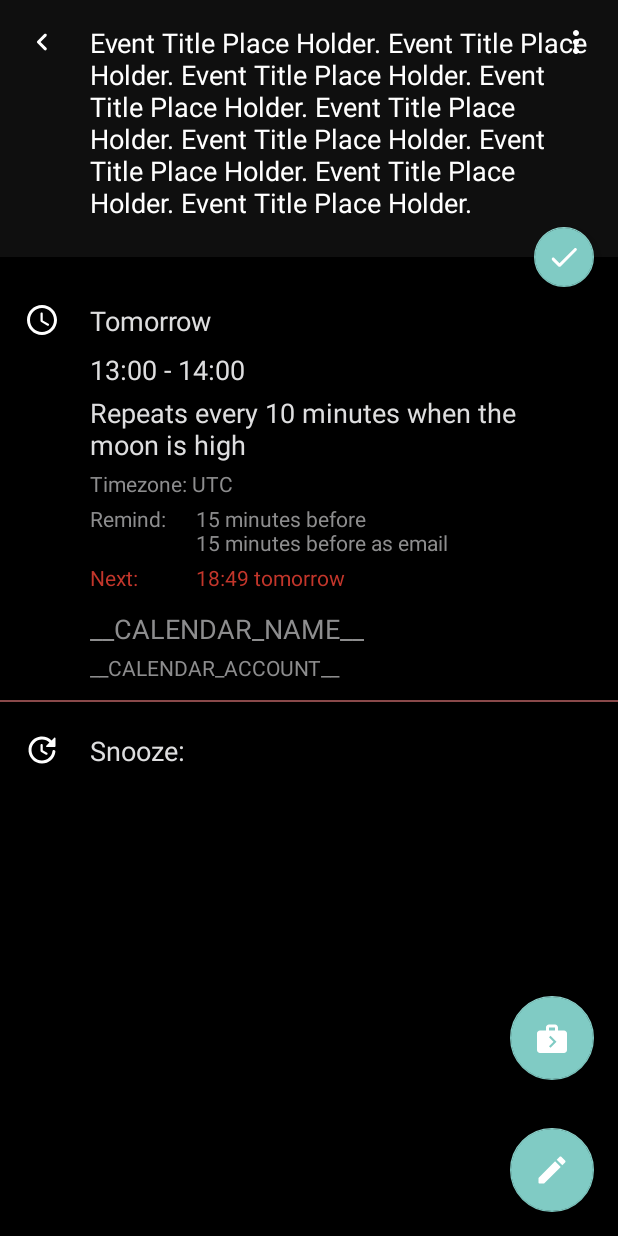
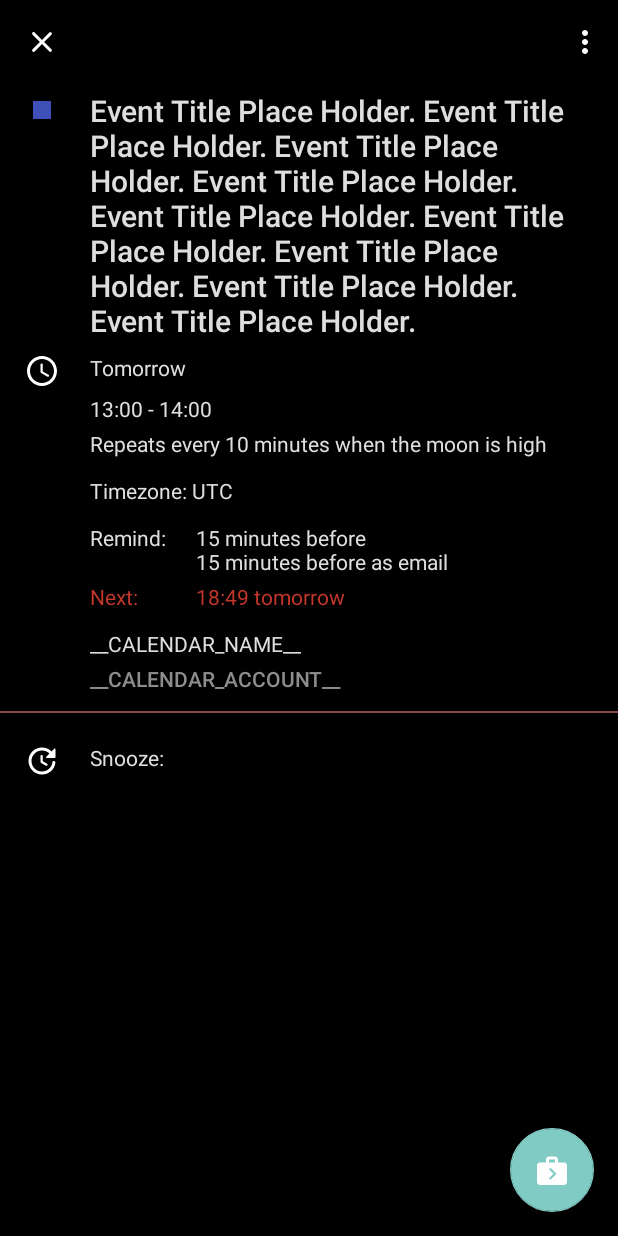
Before and after one commit to quarck/CNLight, an Android app: the ViewEventActivity screen opened directly, with no data from a screen before it, on a phone screen of 412 x 824 dp. Run offline under Robolectric (Android 15) with nearby library versions, the phone set to English and light mode, and no system bars; 3 statements that could not run were skipped.

Commit message:
Multiple UI updates

```diff
--- a/app/src/main/AndroidManifest.xml
+++ b/app/src/main/AndroidManifest.xml
@@ -34,7 +34,7 @@
         </activity>
         <activity
             android:name=".ui.ViewEventActivity"
-            android:label="@string/view_event"
+            android:label=""
             android:launchMode="singleTask"
             android:parentActivityName=".ui.MainActivityNG"
             android:screenOrientation="portrait"
--- a/app/src/main/res/layout/activity_view.xml
+++ b/app/src/main/res/layout/activity_view.xml
@@ -19,7 +19,7 @@
             android:id="@+id/toolbar"
             android:layout_width="match_parent"
             android:layout_height="?attr/actionBarSize"
-            android:background="@color/backgroundToolbar"
+            android:background="@color/background"
             app:popupTheme="@style/AppTheme.PopupOverlay"
             app:titleTextAppearance="@style/ToolbarTitle"
             android:elevation="@dimen/toolbar_elevation"
@@ -42,60 +42,40 @@
             <RelativeLayout
                 android:layout_width="match_parent"
                 android:layout_height="wrap_content"
-                android:background="@color/nearly_black"
+                android:background="@color/background"
                 android:id="@+id/event_view_event_details_layout"
                 android:visibility="visible"
                 android:elevation="@dimen/toolbar_elevation"
                 tools:targetApi="m">
 
                 <View
-                    android:layout_width="match_parent"
-                    android:layout_height="0dp" />
+                    android:id="@+id/event_view_event_color_view"
+                    android:layout_width="12dp"
+                    android:layout_height="12dp"
+                    android:layout_marginStart="22dp"
+                    android:layout_marginEnd="@dimen/event_view_img_padding_end"
+                    android:layout_marginTop="11dp"
+                    android:layout_marginBottom="12dp"
+                    android:background="@color/material_blue"
+                    />
 
                 <TextView
                     android:layout_width="match_parent"
                     android:layout_height="wrap_content"
-                    android:minLines="2"
                     android:id="@+id/event_view_title"
                     android:text="Event Title Place Holder. Event Title Place Holder. Event Title Place Holder. Event Title Place Holder. Event Title Place Holder. Event Title Place Holder. Event Title Place Holder. Event Title Place Holder. Event Title Place Holder. "
-                    android:textAppearance="@style/TextAppearance.AppCompat.Medium"
-                    android:textColor="@color/event_title_color"
-                    android:paddingBottom="@dimen/event_view_header_padding_bottom"
-                    android:paddingTop="@dimen/event_view_header_padding_top"
+                    android:textAppearance="@style/TextAppearance.AppCompat.Title"
+                    android:textColor="@color/primary_text"
                     android:paddingStart="@dimen/event_view_padding_start"
+                    android:paddingTop="@dimen/event_view_in_text_vert_padding"
                     android:paddingEnd="@dimen/event_view_padding_end"
+                    android:paddingBottom="@dimen/event_view_in_text_vert_padding"
                     android:gravity="start|bottom"
                     tools:ignore="HardcodedText"
                     android:ellipsize="end"
                     android:autoLink="web|email|map"
                     />
 
-                <ImageView
-                    android:layout_width="wrap_content"
-                    android:layout_height="wrap_content"
-                    android:longClickable="false"
-                    android:src="@drawable/ic_navigate_before_white_24dp"
-                    android:paddingTop="@dimen/event_view_img_padding_start"
-                    android:paddingBottom="@dimen/event_view_img_padding_start"
-                    android:paddingStart="@dimen/event_view_img_padding_start"
-                    android:paddingEnd="@dimen/event_view_img_padding_end"
-                    android:onClick="onButtonCancelClick"
-                    android:background="?android:attr/selectableItemBackground"
-                    android:contentDescription="@string/content_desc_navigate_back" />
-
-                <ImageView
-                    android:layout_width="wrap_content"
-                    android:layout_height="wrap_content"
-                    android:longClickable="false"
-                    android:id="@+id/event_view_menu"
-                    android:src="@drawable/ic_more_vert_white_24dp"
-                    android:layout_alignParentEnd="true"
-                    android:paddingTop="@dimen/event_view_img_padding_start"
-                    android:paddingBottom="@dimen/event_view_img_padding_start"
-                    android:paddingStart="@dimen/event_view_img_padding_start"
-                    android:paddingEnd="@dimen/event_view_img_padding_end"
-                    android:background="?android:attr/selectableItemBackground"
-                    android:contentDescription="@string/content_desc_menu" />
 
             </RelativeLayout>
 
@@ -104,10 +84,7 @@
                 android:layout_height="wrap_content"
                 android:orientation="vertical"
                 android:layout_below="@id/event_view_event_details_layout"
-                android:paddingTop="@dimen/event_view_details_initial_padding"
-                android:paddingBottom="0dp"
-                android:paddingStart="0dp"
-                android:paddingEnd="0dp"
+                android:padding="0dp"
                 >
 
 
@@ -115,9 +92,7 @@
                 <RelativeLayout
                     android:layout_width="match_parent"
                     android:layout_height="wrap_content"
-                    android:background="@color/background"
-                    android:paddingBottom="@dimen/event_view_action_padding_bottom"
-                    android:paddingTop="@dimen/event_view_action_padding_top">
+                    android:background="@color/background">
 
                     <ImageView
                         android:layout_width="wrap_content"
@@ -146,7 +121,7 @@
                             android:paddingEnd="@dimen/event_view_padding_end"
                             android:paddingBottom="@dimen/event_view_in_text_vert_padding"
                             android:text="Tomorrow"
-                            android:textAppearance="@style/TextAppearance.AppCompat.Medium"
+                            android:textAppearance="@style/TextAppearance.AppCompat.Body1"
                             android:textColor="@color/primary_text"
                             tools:ignore="HardcodedText" />
 
@@ -159,7 +134,7 @@
                             android:paddingEnd="@dimen/event_view_padding_end"
                             android:paddingBottom="@dimen/event_view_in_text_vert_padding"
                             android:text="13:00 - 14:00"
-                            android:textAppearance="@style/TextAppearance.AppCompat.Medium"
+                            android:textAppearance="@style/TextAppearance.AppCompat.Body1"
                             android:textColor="@color/primary_text"
                             android:visibility="visible"
                             tools:ignore="HardcodedText" />
@@ -169,7 +144,7 @@
                             android:layout_height="wrap_content"
                             android:id="@+id/event_view_recurrence"
                             android:text="Repeats every 10 minutes when the moon is high"
-                            android:textAppearance="@style/TextAppearance.AppCompat.Medium"
+                            android:textAppearance="@style/TextAppearance.AppCompat.Body1"
                             android:textColor="@color/primary_text"
                             android:paddingBottom="@dimen/event_view_in_text_vert_padding"
                             android:paddingTop="0dp"
@@ -184,10 +159,10 @@
                             android:layout_height="wrap_content"
                             android:id="@+id/event_view_timezone"
                             android:text="Timezone: UTC"
-                            android:textAppearance="@style/TextAppearance.AppCompat.Small"
-                            android:textColor="@color/secondary_text"
+                            android:textAppearance="@style/TextAppearance.AppCompat.Body1"
+                            android:textColor="@color/primary_text"
                             android:paddingBottom="@dimen/event_view_in_text_vert_padding"
-                            android:paddingTop="0dp"
+                            android:paddingTop="8dp"
                             android:paddingStart="@dimen/event_view_padding_start"
                             android:paddingEnd="@dimen/event_view_padding_end"
                             android:visibility="visible"
@@ -198,6 +173,8 @@
                             android:layout_width="match_parent"
                             android:layout_height="wrap_content"
                             android:id="@+id/event_view_reminders_layout"
+                            android:layout_marginTop="8dp"
+                            android:layout_marginBottom="8dp"
                             android:orientation="horizontal"
                             >
                             <TextView
@@ -205,8 +182,8 @@
                                 android:layout_width="wrap_content"
                                 android:layout_height="wrap_content"
                                 android:text="@string/remind_col"
-                                android:textAppearance="@style/TextAppearance.AppCompat.Small"
-                                android:textColor="@color/secondary_text"
+                                android:textAppearance="@style/TextAppearance.AppCompat.Body1"
+                                android:textColor="@color/primary_text"
                                 android:gravity="start|bottom"
                                 android:paddingBottom="@dimen/event_view_in_text_vert_padding"
                                 android:paddingTop="0dp"
@@ -221,8 +198,8 @@
                                 android:layout_height="wrap_content"
                                 android:id="@+id/event_view_reminders"
                                 android:text="15 minutes before\n15 minutes before as email"
-                                android:textAppearance="@style/TextAppearance.AppCompat.Small"
-                                android:textColor="@color/secondary_text"
+                                android:textAppearance="@style/TextAppearance.AppCompat.Body1"
+                                android:textColor="@color/primary_text"
                                 android:gravity="start|bottom"
                                 android:paddingBottom="@dimen/event_view_in_text_vert_padding"
                                 android:paddingTop="0dp"
@@ -237,7 +214,7 @@
                                 android:layout_width="wrap_content"
                                 android:layout_height="wrap_content"
                                 android:text="@string/next_col"
-                                android:textAppearance="@style/TextAppearance.AppCompat.Small"
+                                android:textAppearance="@style/TextAppearance.AppCompat.Body1"
                                 android:textColor="@color/material_red"
                                 android:gravity="start|bottom"
                                 android:paddingBottom="@dimen/event_view_in_text_vert_padding"
@@ -254,7 +231,7 @@
                                 android:layout_height="wrap_content"
                                 android:id="@+id/event_view_next_reminder"
                                 android:text="18:49 tomorrow"
-                                android:textAppearance="@style/TextAppearance.AppCompat.Small"
+                                android:textAppearance="@style/TextAppearance.AppCompat.Body1"
                                 android:textColor="@color/material_red"
                                 android:gravity="start|bottom"
                                 android:paddingBottom="@dimen/event_view_in_text_vert_padding"
@@ -288,8 +265,8 @@
                         android:layout_height="wrap_content"
                         android:id="@+id/view_event_calendar_name"
                         android:text="__CALENDAR_NAME__"
-                        android:textAppearance="@style/TextAppearance.AppCompat.Medium"
-                        android:textColor="@color/secondary_text"
+                        android:textAppearance="@style/TextAppearance.AppCompat.Body1"
+                        android:textColor="@color/primary_text"
                         android:paddingBottom="@dimen/event_view_in_text_vert_padding"
                         android:paddingTop="0dp"
                         android:paddingStart="@dimen/event_view_padding_start"
@@ -304,7 +281,7 @@
                         android:layout_height="wrap_content"
                         android:id="@+id/view_event_calendar_account"
                         android:text="__CALENDAR_ACCOUNT__"
-                        android:textAppearance="@style/TextAppearance.AppCompat.Small"
+                        android:textAppearance="@style/TextAppearance.AppCompat.Body2"
                         android:textColor="@color/secondary_text"
                         android:paddingBottom="@dimen/event_view_in_text_vert_padding"
                         android:paddingTop="0dp"
@@ -323,7 +300,7 @@
                     android:id="@+id/event_view_location_layout"
                     android:background="@color/background"
                     android:paddingBottom="@dimen/event_view_action_padding_bottom"
-                    android:paddingTop="@dimen/event_view_action_padding_top"
+                    android:paddingTop="8dp"
                     android:visibility="gone">
 
                     <ImageView
@@ -334,7 +311,7 @@
                         android:paddingStart="@dimen/event_view_img_padding_start"
                         android:paddingEnd="@dimen/event_view_img_padding_end"
                         android:paddingTop="@dimen/event_view_in_text_vert_padding"
-                        android:paddingBottom="@dimen/event_view_img_topbottom"
+                        android:paddingBottom="16dp"
                         android:importantForAccessibility="no"
                         />
 
@@ -343,12 +320,12 @@
                         android:layout_height="wrap_content"
                         android:id="@+id/event_view_location"
                         android:text="Meeting room 1.01"
-                        android:textAppearance="@style/TextAppearance.AppCompat.Medium"
+                        android:textAppearance="@style/TextAppearance.AppCompat.Body1"
                         android:textColor="@color/primary_text"
                         android:paddingBottom="@dimen/event_view_in_text_vert_padding"
                         android:paddingTop="@dimen/event_view_in_text_vert_padding"
                         android:paddingStart="@dimen/event_view_padding_start"
-                        android:paddingEnd="@dimen/event_view_padding_end"
+                        android:paddingEnd="@dimen/event_view_img_padding_end"
                         android:clickable="true"
                         android:textIsSelectable="true"
                         android:autoLink="web|email|map"
@@ -383,7 +360,7 @@
                         android:layout_height="wrap_content"
                         android:id="@+id/event_view_description"
                         android:text="__DESC_PLACEHOLDER__"
-                        android:textAppearance="@style/TextAppearance.AppCompat.Medium"
+                        android:textAppearance="@style/TextAppearance.AppCompat.Body1"
                         android:textColor="@color/primary_text"
                         android:paddingBottom="@dimen/event_view_in_text_vert_padding"
                         android:paddingTop="@dimen/event_view_in_text_vert_padding"
@@ -400,6 +377,7 @@
                     android:layout_height="1dp"
                     android:background="@color/divider"
                     android:padding="0dp" />
+
                 <RelativeLayout
                     android:layout_width="match_parent"
                     android:layout_height="wrap_content"
@@ -429,7 +407,7 @@
                         android:paddingStart="@dimen/event_view_padding_start"
                         android:paddingTop="@dimen/event_view_in_text_vert_padding"
                         android:text="@string/snooze_event_for"
-                        android:textAppearance="@style/TextAppearance.AppCompat.Medium"
+                        android:textAppearance="@style/TextAppearance.AppCompat.Body1"
                         android:textColor="@color/primary_text" />
 
                     <LinearLayout
@@ -453,13 +431,13 @@
                             android:layout_height="wrap_content"
                             android:background="?android:attr/selectableItemBackground"
                             android:clickable="true"
-                            android:paddingBottom="@dimen/event_view_spacing"
+                            android:paddingBottom="12dp"
                             android:paddingEnd="30dp"
                             android:paddingStart="30dp"
-                            android:paddingTop="@dimen/event_view_spacing"
+                            android:paddingTop="12dp"
                             android:layout_marginEnd="64dp"
                             android:text="__template__"
-                            android:textAppearance="@style/TextAppearance.AppCompat.Medium"
+                            android:textAppearance="@style/TextAppearance.AppCompat.Body1"
                             android:textColor="@color/primary_text"
                             android:visibility="gone"
                             tools:ignore="HardcodedText" />
@@ -473,23 +451,6 @@
         </RelativeLayout>
 
     </ScrollView>
-
-
-
-
-    <com.google.android.material.floatingactionbutton.FloatingActionButton
-        android:id="@+id/floating_mark_done_button"
-        android:layout_width="wrap_content"
-        android:layout_height="wrap_content"
-        android:layout_margin="@dimen/fab_layout_margin"
-        app:fabSize="mini"
-        app:layout_anchor="@id/event_view_event_details_layout"
-        app:layout_anchorGravity="bottom|end"
-        app:srcCompat="@drawable/ic_check_white_24dp"
-        android:elevation="@dimen/toolbar_elevation"
-        tools:targetApi="O"
-        android:contentDescription="@string/mark_finished"
-        android:visibility="visible"/>
 
 
     <LinearLayout
@@ -510,18 +471,6 @@
             android:contentDescription="@string/move_event"
             android:visibility="visible"/>
 
-        <com.google.android.material.floatingactionbutton.FloatingActionButton
-            android:id="@+id/floating_edit_button"
-            android:layout_width="wrap_content"
-            android:layout_height="wrap_content"
-            android:layout_margin="@dimen/fab_layout_margin"
-            app:fabSize="normal"
-            app:srcCompat="@drawable/ic_create_white_24dp"
-            android:elevation="@dimen/toolbar_elevation"
-            tools:targetApi="O"
-            android:contentDescription="@string/edit_event"
-            />
-
     </LinearLayout>
 
 </androidx.coordinatorlayout.widget.CoordinatorLayout>
--- a/app/src/main/res/menu/finished_event_popup.xml
+++ b/app/src/main/res/menu/finished_event_popup.xml
@@ -6,6 +6,6 @@
 
     <item
         android:id="@+id/action_mark_not_finished"
-        android:title="@string/mark_not_finished" />
+        android:title="@string/restore_notification" />
 
 </menu>
--- a/app/src/main/res/menu/future_event_mark_done_options.xml
+++ /dev/null
@@ -1,7 +0,0 @@
-<?xml version="1.0" encoding="utf-8"?>
-<menu xmlns:android="http://schemas.android.com/apk/res/android">
-
-    <item android:id="@+id/action_mark_done" android:title="@string/skip_done" />
-    <item android:id="@+id/action_mark_note_done" android:title="@string/do_not_skip_not_done" />
-
-</menu>
--- a/app/src/main/res/menu/snooze.xml
+++ /dev/null
@@ -1,19 +0,0 @@
-<menu
-    xmlns:android="http://schemas.android.com/apk/res/android"
-    xmlns:tools="http://schemas.android.com/tools"
-    xmlns:app="http://schemas.android.com/apk/res-auto"
-    tools:context=".ui.ViewEventActivity" >
-
-    <group>
-    <item
-        android:id="@+id/action_open_in_calendar"
-        android:title="@string/open_in_calendar" />
-    </group>
-
-    <group android:id="@+id/delete_event_group">
-    <item
-        android:id="@+id/action_delete_event"
-        android:title="@string/delete_event" />
-    </group>
-
-</menu>
--- /dev/null
+++ b/app/src/main/res/menu/view_event_menu.xml
@@ -0,0 +1,45 @@
+<menu
+    xmlns:android="http://schemas.android.com/apk/res/android"
+    xmlns:tools="http://schemas.android.com/tools"
+    xmlns:app="http://schemas.android.com/apk/res-auto"
+    tools:context=".ui.ViewEventActivity" >
+
+    <item
+        android:id="@+id/action_edit"
+        android:title="@string/edit"
+        android:icon="@drawable/ic_create_white_24dp"
+        android:orderInCategory="10"
+        app:showAsAction="always"
+        tools:ignore="AlwaysShowAction" />
+
+    <item android:id="@+id/action_dismiss"
+        android:title="@string/dismiss_notification"
+        android:orderInCategory="10"
+        app:showAsAction="never"
+        />
+    <item android:id="@+id/action_mark_done"
+        android:title="@string/skip_done"
+        android:orderInCategory="110"
+        app:showAsAction="never"
+        />
+    <item android:id="@+id/action_mark_not_done"
+        android:title="@string/do_not_skip_not_done"
+        android:orderInCategory="120"
+        app:showAsAction="never"
+        />
+
+    <item
+        android:id="@+id/action_open_in_calendar"
+        android:orderInCategory="130"
+        app:showAsAction="never"
+        android:title="@string/open_in_calendar"
+        />
+
+    <item
+        android:id="@+id/action_delete_event"
+        android:orderInCategory="300"
+        app:showAsAction="never"
+        android:title="@string/delete_event"
+        />
+
+</menu>
--- a/app/src/main/res/values/colors.xml
+++ b/app/src/main/res/values/colors.xml
@@ -3,7 +3,7 @@
 
     <color name="background">#000</color>
 
-    <color name="backgroundToolbar">#222</color>
+    <color name="backgroundToolbar">#111111</color>
 
     <color name="primary">#A08375</color>
     <color name="primary_dark">#BAA59C</color>
--- a/app/src/main/res/values/strings.xml
+++ b/app/src/main/res/values/strings.xml
@@ -112,6 +112,8 @@
     <string name="complete_from_notification" formatted="false">Via notification %s</string>
     <string name="event_moved_new_time" formatted="false">Moved, new time: %s</string>
     <string name="mark_not_finished">Mark not done</string>
+
+    <string name="restore_notification">Restore notification</string>
 
     <string name="title_activity_privacy_policy">Privacy Policy</string>
 
@@ -291,8 +293,11 @@
     <string name="delete_event">Delete event</string>
     <string name="move_event">move_event</string>
     <string name="snooze_event">Snooze event</string>
-    <string name="skip_done">Skip (done)</string>
-    <string name="do_not_skip_not_done">Do not skip (not done)</string>
+    <string name="skip_done">Skip notification</string>
+    <string name="do_not_skip_not_done">Don\'t skip notification</string>
+    <string name="dismiss_notification">Dismiss</string>
     <string name="menu_calendar">Calendar</string>
+    <string name="edit">Edit</string>
+    <string name="delete_event_question">Delete this event?</string>
 
 </resources>
```
Also changed, not shown: app/src/main/java/com/github/quarck/calnotify/calendar/CalendarProvider.kt (+56 -0 lines), app/src/main/java/com/github/quarck/calnotify/ui/MainActivityNG.kt (+0 -27 lines), app/src/main/java/com/github/quarck/calnotify/ui/ViewEventActivity.kt (+97 -92 lines), app/src/main/res/menu/upcoming_events_popup.xml (deleted, +0 -19 lines).
